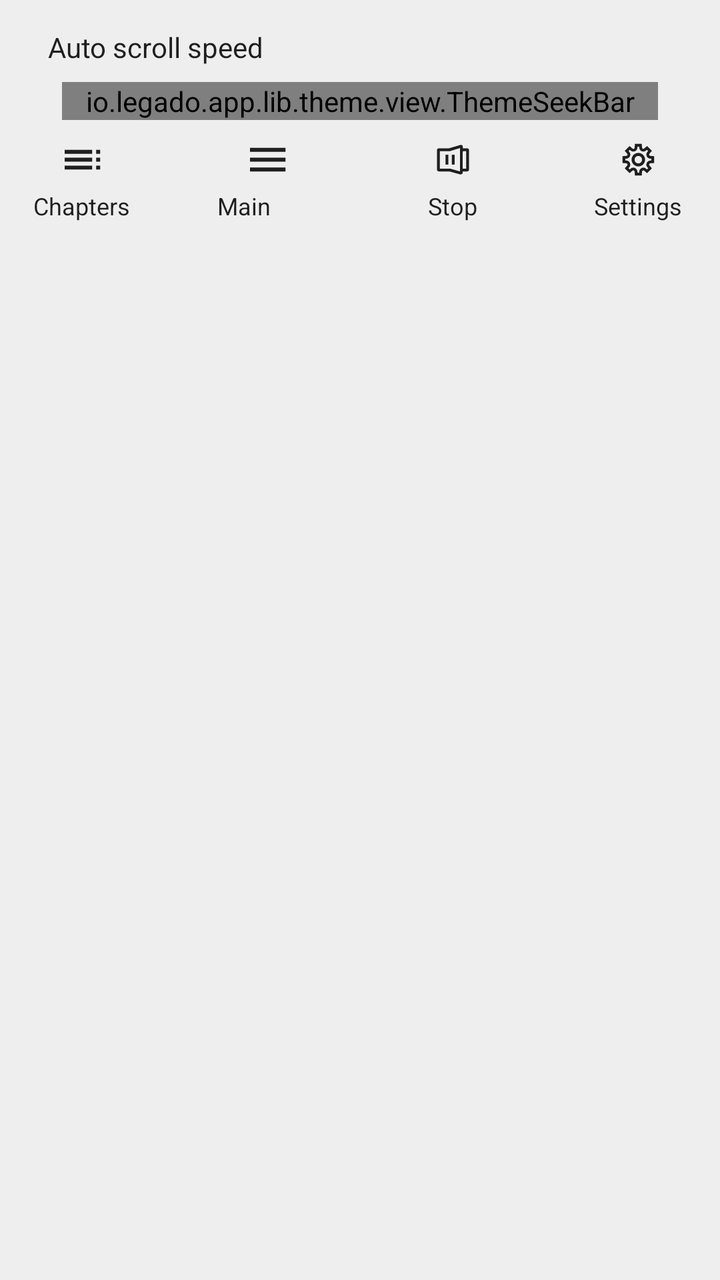
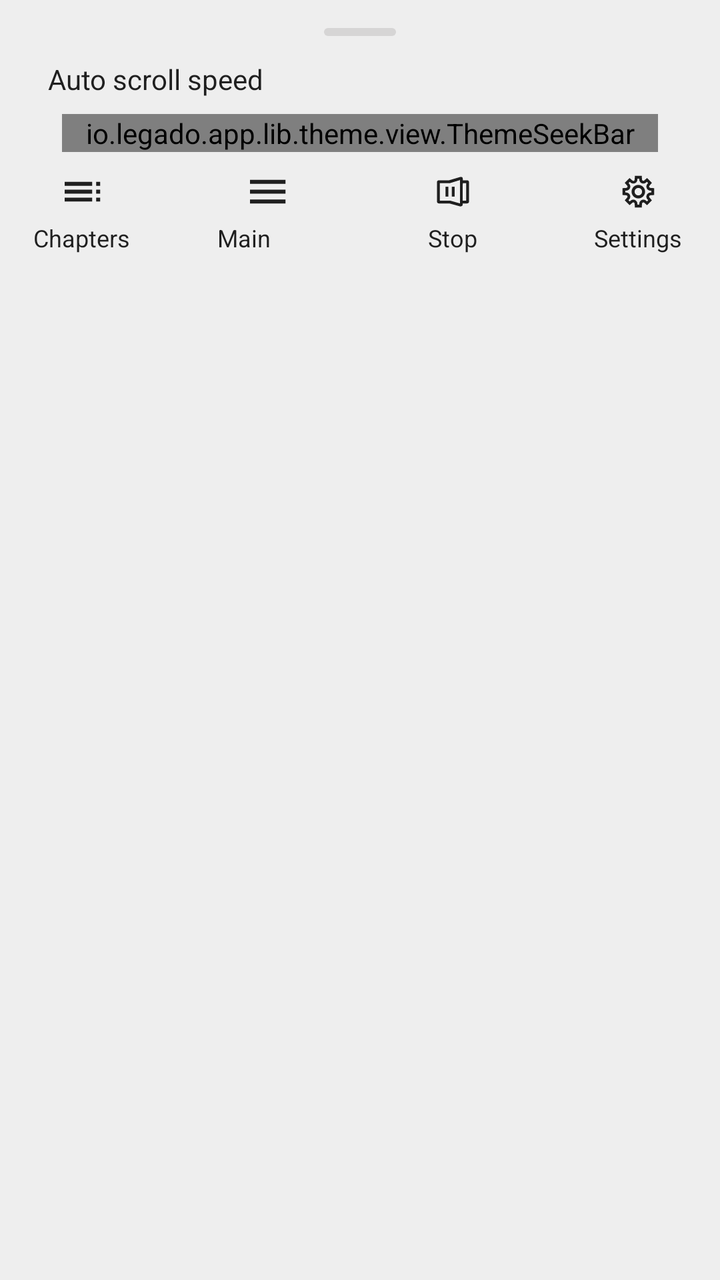

Compare the two renders of this Android layout. The source of the first and the diff that turns it into the second are given below.
<!-- AndroidManifest.xml: application theme AppTheme.Light -->
<!-- res/layout/dialog_auto_read.xml -->
<?xml version="1.0" encoding="utf-8"?>
<LinearLayout xmlns:android="http://schemas.android.com/apk/res/android"
    xmlns:app="http://schemas.android.com/apk/res-auto"
    xmlns:tools="http://schemas.android.com/tools"
    android:layout_width="match_parent"
    android:layout_height="wrap_content"
    android:background="@color/background_menu"
    android:paddingLeft="16dp"
    android:paddingRight="16dp"
    android:paddingTop="6dp"
    android:paddingBottom="6dp"
    android:orientation="vertical">

    <LinearLayout
        android:layout_width="match_parent"
        android:layout_height="wrap_content"
        android:orientation="vertical">

        <LinearLayout
            android:id="@+id/ll_tts_SpeechRate"
            android:layout_width="match_parent"
            android:layout_height="wrap_content"
            android:layout_gravity="center_vertical"
            android:orientation="horizontal"
            android:padding="8dp">

            <TextView
                android:id="@+id/tv_read_speed_title"
                android:layout_width="0dp"
                android:layout_height="wrap_content"
                android:layout_gravity="center"
                android:layout_weight="1"
                android:text="@string/auto_page_speed"
                android:textColor="@color/primaryText"
                android:textSize="14sp" />

            <TextView
                android:id="@+id/tv_read_speed"
                android:layout_width="wrap_content"
                android:layout_height="wrap_content" />

        </LinearLayout>

        <io.legado.app.lib.theme.view.ThemeSeekBar
            android:id="@+id/seek_auto_read"
            android:layout_width="match_parent"
            android:layout_height="wrap_content"
            android:layout_marginStart="15dp"
            android:layout_marginEnd="15dp"
            android:min="1"
            android:max="120"
            tools:ignore="UnusedAttribute" />

    </LinearLayout>

    <LinearLayout
        android:layout_width="match_parent"
        android:layout_height="50dp"
        android:layout_marginTop="8dp"
        android:baselineAligned="false"
        android:orientation="horizontal">

        
        <LinearLayout
            android:id="@+id/ll_catalog"
            android:layout_width="50dp"
            android:layout_height="50dp"
            android:background="?android:attr/selectableItemBackgroundBorderless"
            android:clickable="true"
            android:contentDescription="@string/chapter_list"
            android:focusable="true"
            android:orientation="vertical"
            android:paddingBottom="7dp">

            <androidx.appcompat.widget.AppCompatImageView
                android:id="@+id/iv_catalog"
                android:layout_width="match_parent"
                android:layout_height="0dp"
                android:layout_weight="1"
                android:contentDescription="@string/chapter_list"
                android:src="@drawable/ic_toc"
                app:tint="@color/primaryText"
                tools:ignore="NestedWeights" />

            <TextView
                android:id="@+id/tv_catalog"
                android:layout_width="wrap_content"
                android:layout_height="wrap_content"
                android:layout_gravity="center_horizontal"
                android:layout_marginTop="3dp"
                android:text="@string/chapter_list"
                android:maxLines="1"
                android:textColor="@color/primaryText"
                android:textSize="12sp" />
        </LinearLayout>

        <View
            android:layout_width="0dp"
            android:layout_height="match_parent"
            android:layout_weight="2" />
        
        <LinearLayout
            android:id="@+id/ll_main_menu"
            android:layout_width="50dp"
            android:layout_height="50dp"
            android:background="?android:attr/selectableItemBackgroundBorderless"
            android:clickable="true"
            android:contentDescription="@string/main_menu"
            android:focusable="true"
            android:orientation="vertical"
            android:paddingBottom="7dp">

            <androidx.appcompat.widget.AppCompatImageView
                android:id="@+id/iv_main_menu"
                android:layout_width="match_parent"
                android:layout_height="0dp"
                android:layout_weight="1"
                android:contentDescription="@string/main_menu"
                android:src="@drawable/ic_menu"
                app:tint="@color/primaryText"
                tools:ignore="NestedWeights" />

            <TextView
                android:id="@+id/tv_main_menu"
                android:layout_width="wrap_content"
                android:layout_height="wrap_content"
                android:layout_gravity="center_horizontal"
                android:layout_marginTop="3dp"
                android:text="@string/main_menu"
                android:maxLines="1"
                android:textColor="@color/primaryText"
                android:textSize="12sp" />
        </LinearLayout>

        <View
            android:layout_width="0dp"
            android:layout_height="match_parent"
            android:layout_weight="2" />
        
        <LinearLayout
            android:id="@+id/ll_auto_page_stop"
            android:layout_width="50dp"
            android:layout_height="50dp"
            android:background="?android:attr/selectableItemBackgroundBorderless"
            android:clickable="true"
            android:contentDescription="@string/stop"
            android:focusable="true"
            android:orientation="vertical"
            android:paddingBottom="7dp">

            <androidx.appcompat.widget.AppCompatImageView
                android:id="@+id/iv_auto_page_stop"
                android:layout_width="match_parent"
                android:layout_height="0dp"
                android:layout_weight="1"
                android:contentDescription="@string/stop"
                android:src="@drawable/ic_auto_page_stop"
                app:tint="@color/primaryText"
                tools:ignore="NestedWeights" />

            <TextView
                android:id="@+id/tv_auto_page_stop"
                android:layout_width="wrap_content"
                android:layout_height="wrap_content"
                android:layout_gravity="center_horizontal"
                android:layout_marginTop="3dp"
                android:text="@string/stop"
                android:maxLines="1"
                android:textColor="@color/primaryText"
                android:textSize="12sp" />
        </LinearLayout>

        <View
            android:layout_width="0dp"
            android:layout_height="match_parent"
            android:layout_weight="2" />
        
        <LinearLayout
            android:id="@+id/ll_setting"
            android:layout_width="50dp"
            android:layout_height="50dp"
            android:background="?android:attr/selectableItemBackgroundBorderless"
            android:clickable="true"
            android:contentDescription="@string/setting"
            android:focusable="true"
            android:orientation="vertical"
            android:paddingBottom="7dp">

            <androidx.appcompat.widget.AppCompatImageView
                android:id="@+id/iv_setting"
                android:layout_width="match_parent"
                android:layout_height="0dp"
                android:layout_weight="1"
                android:contentDescription="@string/setting"
                android:src="@drawable/ic_settings"
                app:tint="@color/primaryText"
                tools:ignore="NestedWeights" />

            <TextView
                android:id="@+id/tv_setting"
                android:layout_width="wrap_content"
                android:layout_height="wrap_content"
                android:layout_gravity="center_horizontal"
                android:layout_marginTop="3dp"
                android:text="@string/setting"
                android:maxLines="1"
                android:textColor="@color/primaryText"
                android:textSize="12sp" />
        </LinearLayout>

    </LinearLayout>

</LinearLayout>
<!-- resources referenced by this layout -->
<resources>
  <color name="background_menu">@color/md_grey_200</color>
  <color name="primaryText">#de000000</color>
  <string name="auto_page_speed">Auto scroll speed</string>
  <string name="chapter_list">Chapters</string>
  <string name="main_menu">Main menu</string>
  <string name="setting">Settings</string>
  <string name="stop">Stop</string>
  <style name="AppTheme.Light" parent="Base.AppTheme">
          <item name="actionBarStyle">@style/AppTheme.AppBarOverlay.Light</item>
      </style>
  <color name="md_grey_200">#EEEEEE</color>
  <style name="Base.AppTheme" parent="Theme.AppCompat.DayNight.NoActionBar">
          <item name="colorPrimary">@color/primary</item>
          <item name="colorPrimaryDark">@color/primaryDark</item>
          <item name="colorAccent">@color/accent</item>
          <item name="actionOverflowMenuStyle">@style/Style.PopupMenu</item>
          <item name="android:itemTextAppearance">@style/Style.MenuItemText</item>
          <item name="android:popupMenuStyle">@style/Style.PopupMenu</item>
          <item name="android:statusBarColor">@color/transparent</item>
          <item name="android:windowDrawsSystemBarBackgrounds">true</item>
      </style>
  <style name="AppTheme.AppBarOverlay.Light" parent="ThemeOverlay.AppCompat.Light">
          <item name="colorAccent">@color/md_grey_900</item>
      </style>
  <color name="primary">@color/md_light_blue_600</color>
  <color name="primaryDark">@color/md_light_blue_700</color>
  <color name="accent">@color/md_pink_800</color>
  <color name="transparent">#00000000</color>
  <color name="md_grey_900">#212121</color>
  <color name="md_light_blue_600">#039BE5</color>
  <color name="md_light_blue_700">#0288D1</color>
  <color name="md_pink_800">#AD1457</color>
  <color name="menu_color_default">#383838</color>
  <!-- unchanged entries left out for length: 7 -->
</resources>

<!-- the commit's change to res/layout/dialog_auto_read.xml (unified diff, before → after) -->
@@ -10,6 +10,15 @@
     android:paddingTop="6dp"
     android:paddingBottom="6dp"
     android:orientation="vertical">
+    <View
+        android:layout_width="36dp"
+        android:layout_height="4dp"
+        android:layout_gravity="center_horizontal"
+        android:layout_marginTop="8dp"
+        android:layout_marginBottom="4dp"
+        android:background="@drawable/rd2_handle"
+        android:importantForAccessibility="no" />
+
 
     <LinearLayout
         android:layout_width="match_parent"
<!-- resource entries referenced after the edit -->
@@ -2,6 +2,13 @@
 <resources>
   <color name="background_menu">@color/md_grey_200</color>
   <color name="primaryText">#de000000</color>
+  <!-- drawable rd2_handle (drawable) -->
+  <?xml version="1.0" encoding="utf-8"?>
+  <shape xmlns:android="http://schemas.android.com/apk/res/android">
+      <solid android:color="@color/ink_line" />
+      <corners android:radius="2dp" />
+      <size android:width="36dp" android:height="4dp" />
+  </shape>
   <string name="auto_page_speed">Auto scroll speed</string>
   <string name="chapter_list">Chapters</string>
   <string name="main_menu">Main menu</string>
@@ -11,6 +18,7 @@
           <item name="actionBarStyle">@style/AppTheme.AppBarOverlay.Light</item>
       </style>
   <color name="md_grey_200">#EEEEEE</color>
+  <color name="ink_line">#1F2B2722</color>
   <style name="Base.AppTheme" parent="Theme.AppCompat.DayNight.NoActionBar">
           <item name="colorPrimary">@color/primary</item>
           <item name="colorPrimaryDark">@color/primaryDark</item>
@@ -20,6 +28,8 @@
           <item name="android:popupMenuStyle">@style/Style.PopupMenu</item>
           <item name="android:statusBarColor">@color/transparent</item>
           <item name="android:windowDrawsSystemBarBackgrounds">true</item>
+          <item name="alertDialogTheme">@style/ink_AlertDialog</item>
+          <item name="android:divider">@color/ink_line</item>
       </style>
   <style name="AppTheme.AppBarOverlay.Light" parent="ThemeOverlay.AppCompat.Light">
           <item name="colorAccent">@color/md_grey_900</item>
@@ -28,11 +38,42 @@
   <color name="primaryDark">@color/md_light_blue_700</color>
   <color name="accent">@color/md_pink_800</color>
   <color name="transparent">#00000000</color>
+  <style name="ink_AlertDialog" parent="Theme.AppCompat.DayNight.Dialog.Alert">
+          <item name="android:textColorAlertDialogListItem">@color/ink_text</item>
+          <item name="android:windowBackground">@drawable/ink_bg_dialog</item>
+          <item name="buttonBarButtonStyle">@style/ink_DialogButton</item>
+          <item name="buttonBarPositiveButtonStyle">@style/ink_DialogButton</item>
+          <item name="buttonBarNegativeButtonStyle">@style/ink_DialogButton</item>
+          <item name="buttonBarNeutralButtonStyle">@style/ink_DialogButton</item>
+          <item name="colorAccent">@color/accent</item>
+          <item name="android:textColorPrimary">@color/ink_text</item>
+          <item name="android:textColorSecondary">@color/ink_text_sub</item>
+          <item name="android:colorBackground">@color/ink_card</item>
+      </style>
   <color name="md_grey_900">#212121</color>
   <color name="md_light_blue_600">#039BE5</color>
   <color name="md_light_blue_700">#0288D1</color>
   <color name="md_pink_800">#AD1457</color>
   <color name="menu_color_default">#383838</color>
+  <color name="ink_text">#2B2722</color>
+  <!-- drawable ink_bg_dialog (drawable) -->
+  <?xml version="1.0" encoding="utf-8"?>
+  <inset xmlns:android="http://schemas.android.com/apk/res/android"
+      android:insetLeft="16dp"
+      android:insetRight="16dp">
+      <shape android:shape="rectangle">
+          <corners android:radius="8dp" />
+          <solid android:color="@color/ink_card" />
+          <stroke android:width="0.5dp" android:color="@color/ink_line" />
+      </shape>
+  </inset>
+  <style name="ink_DialogButton" parent="Widget.AppCompat.Button.ButtonBar.AlertDialog">
+          <item name="android:textColor">@color/accent</item>
+          <item name="android:textSize">14sp</item>
+          <item name="android:textStyle">bold</item>
+      </style>
+  <color name="ink_text_sub">#7A7166</color>
+  <color name="ink_card">#FFFDF8</color>
   <!-- unchanged entries left out for length: 7 -->
 </resources>
 
